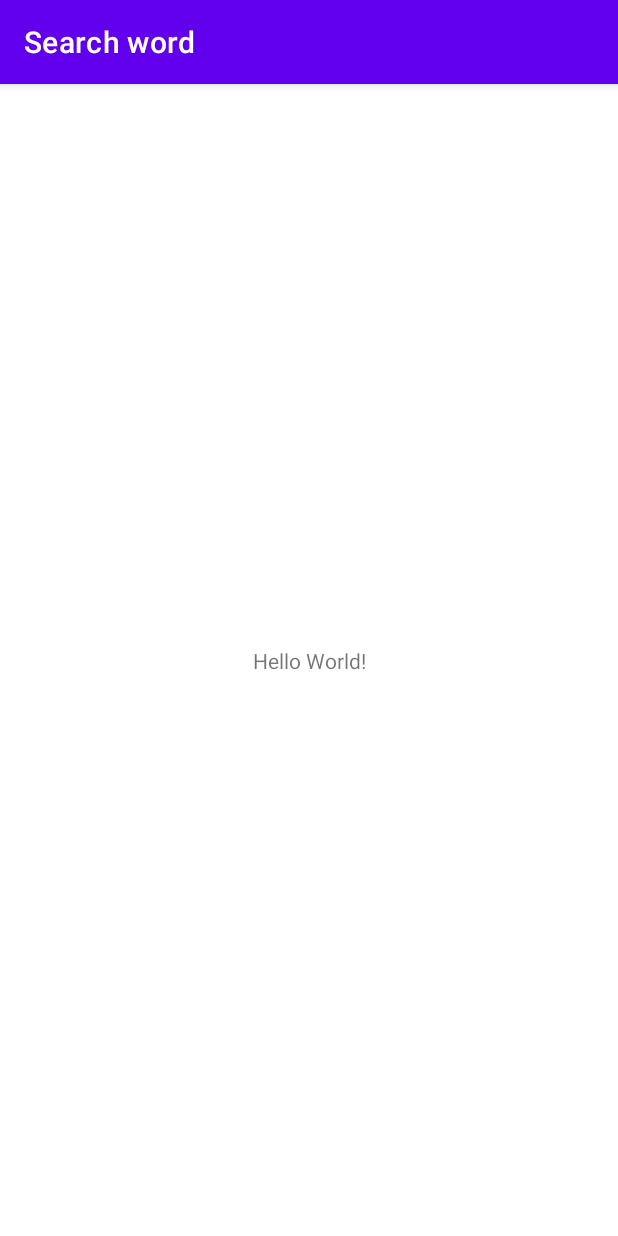
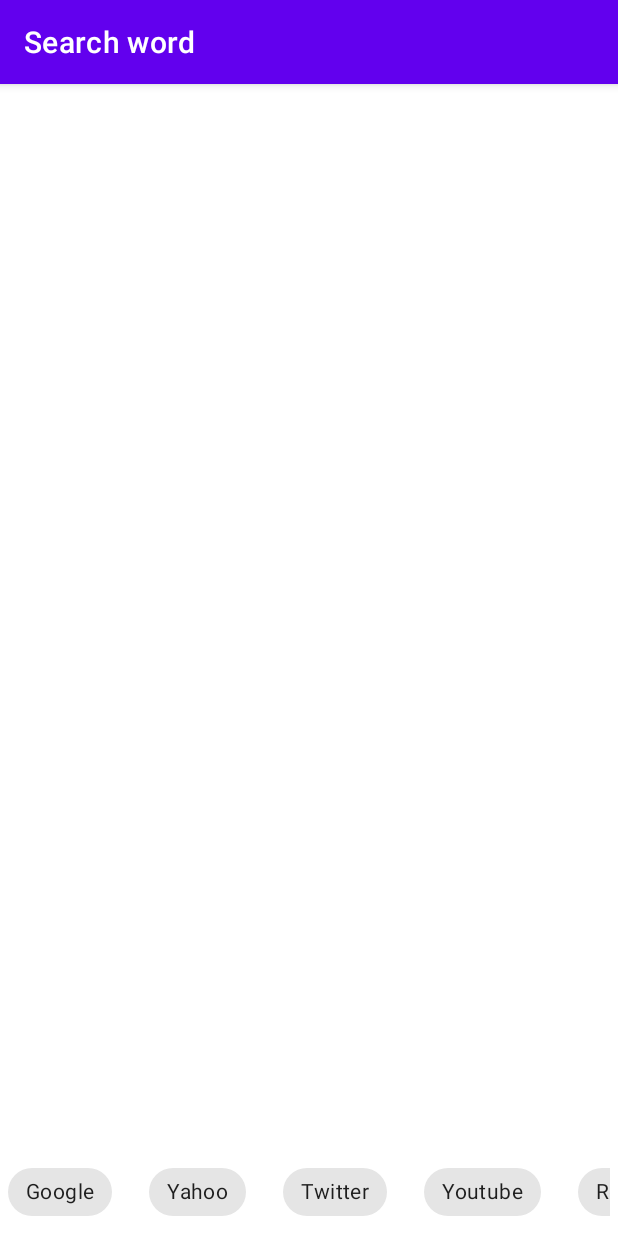
Before and after one commit to BartekReterski/Search-Word, an Android app: the screen it shows after launch (MainActivity), on a phone screen of 412 x 824 dp. Run offline under Robolectric (Android 15) with nearby library versions, the phone set to English and light mode, and no system bars.

Commit message:
added strings xml with websites names

```diff
--- a/Searchword/app/src/main/res/layout/activity_main.xml
+++ b/Searchword/app/src/main/res/layout/activity_main.xml
@@ -6,13 +6,87 @@
     android:layout_height="match_parent"
     tools:context=".MainActivity">
 
-    <TextView
-        android:layout_width="wrap_content"
+    <HorizontalScrollView
+        android:layout_width="match_parent"
         android:layout_height="wrap_content"
-        android:text="Hello World!"
-        app:layout_constraintBottom_toBottomOf="parent"
-        app:layout_constraintEnd_toEndOf="parent"
-        app:layout_constraintStart_toStartOf="parent"
-        app:layout_constraintTop_toTopOf="parent" />
+        android:layout_marginStart="5dp"
+        android:layout_marginEnd="5dp"
+        android:layout_marginBottom="5dp"
+        app:layout_constraintEnd_toStartOf="parent"
+        app:layout_constraintStart_toEndOf="parent"
+        app:layout_constraintBottom_toBottomOf="parent">
 
+
+        <com.google.android.material.chip.ChipGroup
+            android:layout_width="wrap_content"
+            android:layout_height="wrap_content"
+            app:chipSpacingHorizontal="25dp"
+            app:singleSelection="true"
+            app:singleLine="true">
+
+            <com.google.android.material.chip.Chip
+                style="@style/Widget.MaterialComponents.Chip.Choice"
+                android:layout_width="wrap_content"
+                android:layout_height="wrap_content"
+                android:text="@string/google_name"/>
+
+            <com.google.android.material.chip.Chip
+                style="@style/Widget.MaterialComponents.Chip.Choice"
+                android:layout_width="wrap_content"
+                android:layout_height="wrap_content"
+                android:text="@string/yahoo_name"/>
+
+
+            <com.google.android.material.chip.Chip
+                style="@style/Widget.MaterialComponents.Chip.Choice"
+                android:layout_width="wrap_content"
+                android:layout_height="wrap_content"
+                android:text="@string/twitter_name" />
+
+
+            <com.google.android.material.chip.Chip
+                style="@style/Widget.MaterialComponents.Chip.Choice"
+                android:layout_width="wrap_content"
+                android:layout_height="wrap_content"
+                android:text="@string/youtube_name" />
+
+            <com.google.android.material.chip.Chip
+                style="@style/Widget.MaterialComponents.Chip.Choice"
+                android:layout_width="wrap_content"
+                android:layout_height="wrap_content"
+                android:text="@string/reddit_name"/>
+
+            <com.google.android.material.chip.Chip
+                style="@style/Widget.MaterialComponents.Chip.Choice"
+                android:layout_width="wrap_content"
+                android:layout_height="wrap_content"
+                android:text="@string/wikipedia_name"/>
+
+            <com.google.android.material.chip.Chip
+                style="@style/Widget.MaterialComponents.Chip.Choice"
+                android:layout_width="wrap_content"
+                android:layout_height="wrap_content"
+                android:text="@string/amazon_name" />
+
+            <com.google.android.material.chip.Chip
+                style="@style/Widget.MaterialComponents.Chip.Choice"
+                android:layout_width="wrap_content"
+                android:layout_height="wrap_content"
+                android:text="@string/ebay_name" />
+
+            <com.google.android.material.chip.Chip
+                style="@style/Widget.MaterialComponents.Chip.Choice"
+                android:layout_width="wrap_content"
+                android:layout_height="wrap_content"
+                android:text="@string/pinterest_name" />
+
+            <com.google.android.material.chip.Chip
+                style="@style/Widget.MaterialComponents.Chip.Choice"
+                android:layout_width="wrap_content"
+                android:layout_height="wrap_content"
+                android:text="@string/dictionary_name" />
+
+        </com.google.android.material.chip.ChipGroup>
+
+    </HorizontalScrollView>
 </androidx.constraintlayout.widget.ConstraintLayout>
--- a/Searchword/app/src/main/res/values/strings.xml
+++ b/Searchword/app/src/main/res/values/strings.xml
@@ -1,3 +1,13 @@
 <resources>
     <string name="app_name">Search word</string>
+    <string name="google_name">Google</string>
+    <string name="yahoo_name">Yahoo</string>
+    <string name="twitter_name">Twitter</string>
+    <string name="youtube_name">Youtube</string>
+    <string name="reddit_name">Reddit</string>
+    <string name="wikipedia_name">Wikipedia</string>
+    <string name="amazon_name">Amazon</string>
+    <string name="ebay_name">Ebay</string>
+    <string name="pinterest_name">Pinterest</string>
+    <string name="dictionary_name">Dictionary</string>
 </resources>
```
